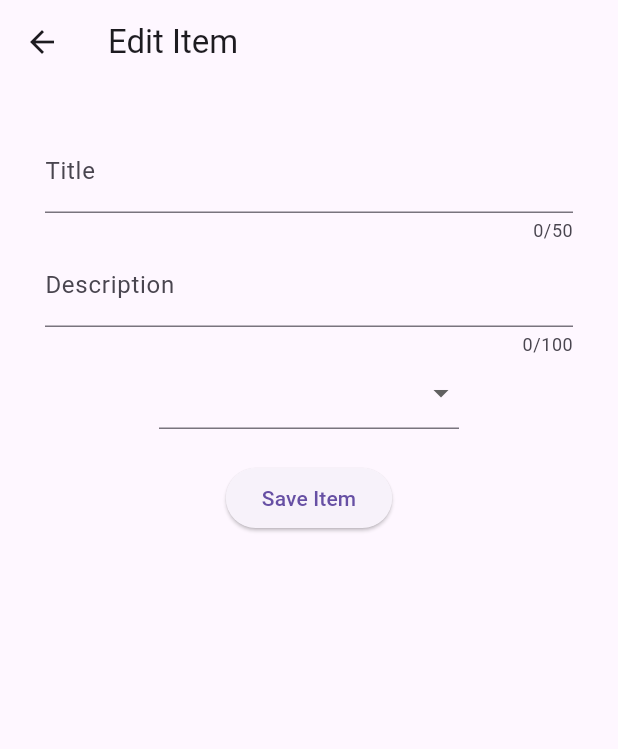
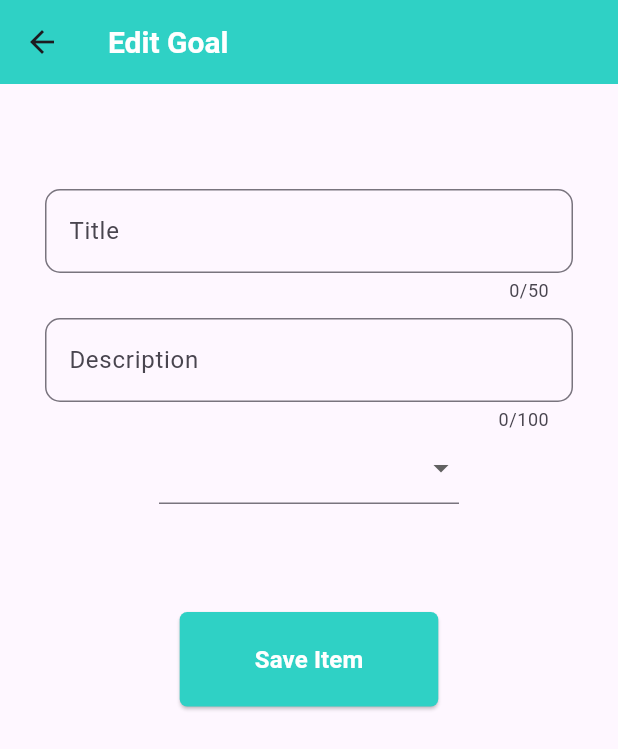
Before and after one commit to ZigaLarissa/flutter_firebase_auth, a Flutter app: the EditItem screen opened directly with empty values, on a phone screen of 412 x 824 dp. Shown: the top 749 px of the screen. Run offline on Flutter 3.47's test engine with Material 3 defaults, Android fonts, the phone set to English and light mode, and no system bars; our stand-ins replace firebase_auth, firebase_core, google_sign_in; accounts and stored records are empty.

Commit message:
debugged the emulator UI overflow errors

```diff
--- a/flutter_firebase_auth/lib/data/categories.dart
+++ b/flutter_firebase_auth/lib/data/categories.dart
@@ -5,47 +5,47 @@ import 'package:flutter_firebase_auth/models/categories.dart';
 const categories = {
   Categories.all: Category(
     name: 'All',
-    image: '../images/all.png',
+    image: 'images/all.png',
     color: Color(0xFF8BE38B),
   ),
   Categories.health: Category(
     name: 'Health',
-    image: '../images/health.png',
+    image: 'images/health.png',
     color: Color(0xFFB3B4F7),
   ),
   Categories.academics: Category(
     name: 'Academics',
-    image: '../images/academics.png',
+    image: 'images/academics.png',
     color: Color(0xFF93B5FF),
   ),
   Categories.faith: Category(
     name: 'Faith',
-    image: '../images/faith.png',
+    image: 'images/faith.png',
     color: Color(0xFFE48FFF),
   ),
   Categories.relationships: Category(
     name: 'Relationships',
-    image: '../images/relationship.png',
+    image: 'images/relationship.png',
     color: Color(0xFFE8FEE4),
   ),
   Categories.finance: Category(
     name: 'Finance',
-    image: '../images/finance.png',
+    image: 'images/finance.png',
     color: Color(0xFFF9B54C),
   ),
   Categories.career: Category(
     name: 'Career',
-    image: '../images/career.png',
+    image: 'images/career.png',
     color: Color(0xFFFF7058),
   ),
   Categories.personalGrowth: Category(
     name: 'Personal Growth',
-    image: '../images/growth.png',
+    image: 'images/growth.png',
     color: Color(0xFFBA7958),
   ),
   Categories.hobbies: Category(
     name: 'Hobbies',
-    image: '../images/hobbies.png',
+    image: 'images/hobbies.png',
     color: Color(0xFFE6E9EE),
   ),
 };
--- a/flutter_firebase_auth/lib/widgets/category_list.dart
+++ b/flutter_firebase_auth/lib/widgets/category_list.dart
@@ -16,7 +16,7 @@ class CategoryList extends StatelessWidget {
         Category category = categories.values.toList()[index];
         return Container(
           height: 60,
-          margin: const EdgeInsets.all(4),
+          margin: const EdgeInsets.all(6),
           decoration: BoxDecoration(
             border: Border.all(color: category.color),
             borderRadius: BorderRadius.circular(8),
@@ -26,7 +26,7 @@ class CategoryList extends StatelessWidget {
             children: [
               ListTile(
                 contentPadding: const EdgeInsets.only(left: 8, right: 8),
-                leading: Image.asset(category.image),
+                leading: Image.asset(category.image, width: 40, height: 40),
                 title: Text(category.name),
                 onTap: () {
                   Navigator.push(
--- a/flutter_firebase_auth/lib/widgets/edit_item.dart
+++ b/flutter_firebase_auth/lib/widgets/edit_item.dart
@@ -85,20 +85,34 @@ class _EditItemState extends State<EditItem> {
   @override
   Widget build(BuildContext context) {
     return Scaffold(
-      appBar: AppBar(title: const Text('Edit Item')),
-      body: Padding(
+      appBar: AppBar(
+        title: const Text('Edit Goal',
+            style: TextStyle(
+                color: Colors.white,
+                fontSize: 20,
+                fontWeight: FontWeight.bold)),
+        backgroundColor: const Color(0xFF2FD1C5),
+      ),
+      body: SingleChildScrollView(
+        child: SizedBox(
+          height: MediaQuery.of(context).size.height,
+          child: Padding(
             padding: const EdgeInsets.all(30),
             child: Form(
               key: _formKey,
               child: Column(
                 crossAxisAlignment: CrossAxisAlignment.start,
                 children: [
+                  const SizedBox(height: 40),
                   TextFormField(
                     controller: _titleController,
                     maxLength: 50,
                     decoration: const InputDecoration(
                       labelText: 'Title',
                       hintText: 'Enter the title of the item',
+                      border: OutlineInputBorder(
+                        borderRadius: BorderRadius.all(Radius.circular(10)),
+                      ),
                     ),
                     validator: (value) {
                       if (value == null ||
@@ -113,12 +127,16 @@ class _EditItemState extends State<EditItem> {
                       _titleController?.text = value!;
                     },
                   ),
+                  const SizedBox(height: 10),
                   TextFormField(
                     controller: _descriptionController,
                     maxLength: 100,
                     decoration: const InputDecoration(
                       labelText: 'Description',
                       hintText: 'Enter the description of the item',
+                      border: OutlineInputBorder(
+                        borderRadius: BorderRadius.all(Radius.circular(10)),
+                      ),
                     ),
                     validator: (value) {
                       if (value == null ||
@@ -164,23 +182,39 @@ class _EditItemState extends State<EditItem> {
                       ),
                     ),
                   ),
-              const SizedBox(height: 20),
+                  const SizedBox(height: 70),
                   Center(
                     child: ElevatedButton(
                       onPressed: _isSending ? null : _saveItem,
+                      style: ElevatedButton.styleFrom(
+                        backgroundColor: const Color(0xFF2FD1C5),
+                        padding: const EdgeInsets.symmetric(
+                          horizontal: 50,
+                          vertical: 20,
+                        ),
+                        shape: RoundedRectangleBorder(
+                          borderRadius: BorderRadius.circular(5),
+                        ),
+                      ),
                       child: _isSending
                           ? const SizedBox(
                               width: 16,
                               height: 16,
                               child: CircularProgressIndicator(),
                             )
-                      : const Text('Save Item'),
+                          : const Text('Save Item',
+                              style: TextStyle(
+                                  color: Colors.white,
+                                  fontSize: 16,
+                                  fontWeight: FontWeight.bold)),
                     ),
                   ),
                 ],
               ),
             ),
           ),
+        ),
+      ),
     );
   }
 }
--- a/flutter_firebase_auth/pubspec.yaml
+++ b/flutter_firebase_auth/pubspec.yaml
@@ -27,5 +27,5 @@ dev_dependencies:
 flutter:
   uses-material-design: true
 
-assets:
-  - images/
+  assets:
+    - images/
```
Also changed, not shown: flutter_firebase_auth/lib/screens/home_screen.dart (+3 -4 lines), flutter_firebase_auth/lib/screens/signup_screen.dart (+23 -17 lines), flutter_firebase_auth/lib/screens/welcome_screen.dart (+7 -5 lines), flutter_firebase_auth/lib/widgets/new_item.dart (+10 -3 lines), 3 other files. Lines whose indentation alone changed are shown as unchanged.
